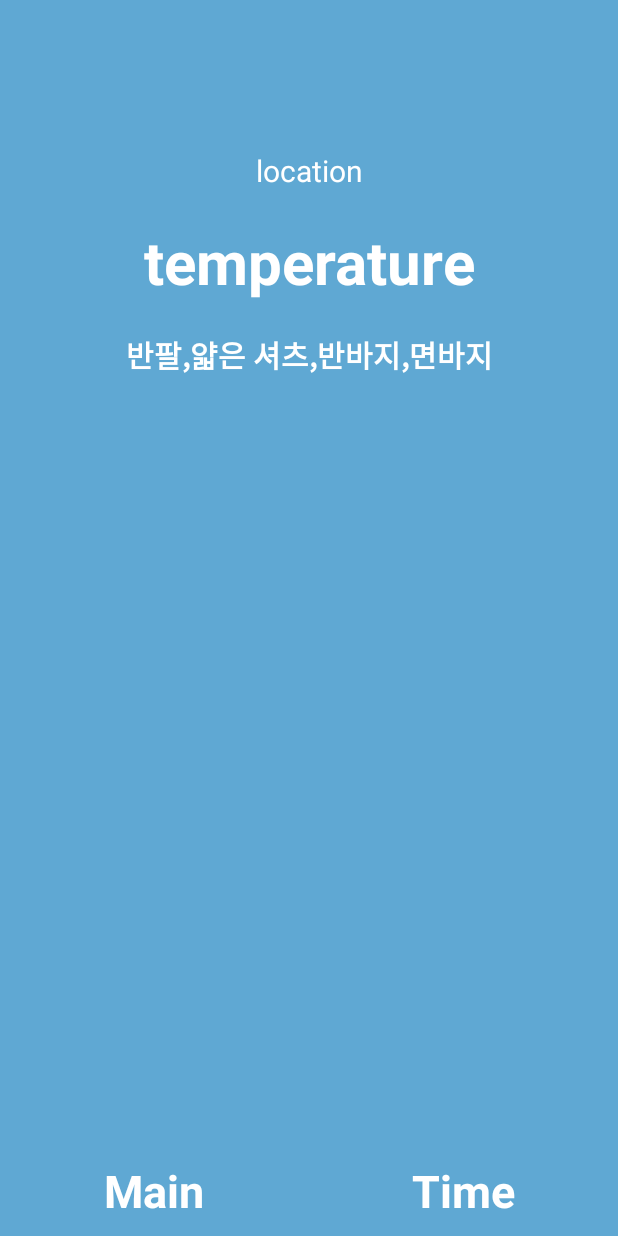
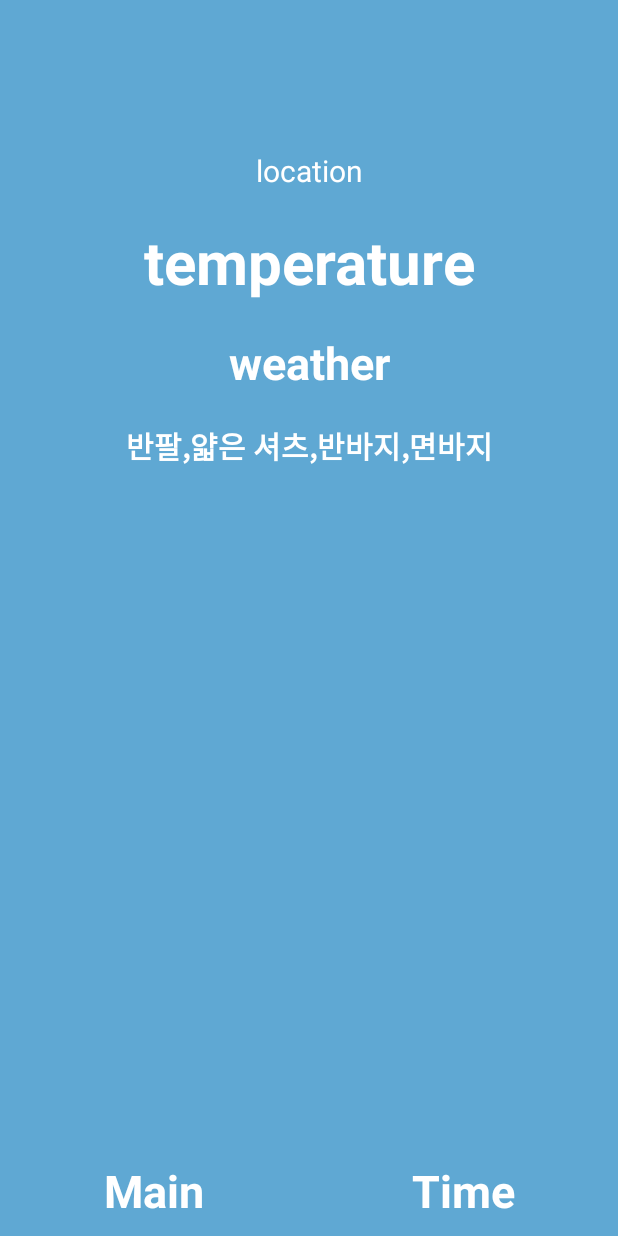
Before and after one commit to pyowonsik/OndoOtdo, an Android app: the layout fragment_main.xml on its own in the app's theme, with its tools: preview values and no code run, on a phone screen of 412 x 824 dp. Run offline under Robolectric (Android 15) with nearby library versions, the phone set to English and light mode, and no system bars.

Commit message:
hotfix : main 화면 날씨 적용

```diff
--- a/app/src/main/java/com/wspyo/ondootdo/MainFragment.kt
+++ b/app/src/main/java/com/wspyo/ondootdo/MainFragment.kt
@@ -8,6 +8,7 @@ import android.view.ViewGroup
 import androidx.databinding.DataBindingUtil
 import androidx.navigation.findNavController
 import com.wspyo.ondootdo.databinding.FragmentMainBinding
+import com.wspyo.ondootdo.model.WeatherResponse
 import com.wspyo.ondootdo.viewModel.WeatherViewModel
 
 class MainFragment : Fragment() {
@@ -25,11 +26,12 @@ class MainFragment : Fragment() {
         binding = DataBindingUtil.inflate(inflater, R.layout.fragment_main, container, false);
 
         weatherViewModel = (requireActivity().application as MyApplication).weatherViewModel
-
+        val weatherResponse : WeatherResponse? = weatherViewModel.weatherResponse.value
 //        Log.d("ViewModel Test : MainFragment",weatherViewModel.weatherResponse.value.toString())
 
-        binding.TemperatureTextView.text = weatherViewModel.weatherResponse.value?.main?.getTempInCelsius().toString()
+        binding.TemperatureTextView.text = weatherResponse?.main?.getTempInCelsius().toString()
         binding.locationTextView.text = weatherViewModel.address.value.toString()
+        binding.WeatherTextView.text = weatherResponse?.weather?.firstOrNull()?.getCurrentWeather().toString()
 
         binding.timeFragmentTab.setOnClickListener(){
             it.findNavController().navigate(R.id.action_mainFragment_to_settingFragment)
--- a/app/src/main/res/layout/fragment_main.xml
+++ b/app/src/main/res/layout/fragment_main.xml
@@ -42,6 +42,20 @@
                 app:layout_constraintTop_toBottomOf="@+id/locationTextView" />
 
             <TextView
+                android:layout_margin="20dp"
+                android:id="@+id/WeatherTextView"
+                android:layout_width="wrap_content"
+                android:layout_height="wrap_content"
+                android:layout_gravity="center_horizontal"
+                android:text="weather"
+                android:textSize="30sp"
+                android:textStyle="bold"
+                android:textColor="@color/white"
+                app:layout_constraintEnd_toEndOf="parent"
+                app:layout_constraintStart_toStartOf="parent"
+                app:layout_constraintTop_toBottomOf="@+id/TemperatureTextView" />
+
+            <TextView
                 android:layout_width="match_parent"
                 android:layout_height="wrap_content"
                 android:layout_margin="20dp"
@@ -51,7 +65,7 @@
                 android:textColor="@color/white"
                 android:textSize="20sp"
                 android:textStyle="bold"
-                app:layout_constraintTop_toBottomOf="@+id/TemperatureTextView"
+                app:layout_constraintTop_toBottomOf="@+id/WeatherTextView"
                 tools:layout_editor_absoluteX="46dp" />
 
 
```
